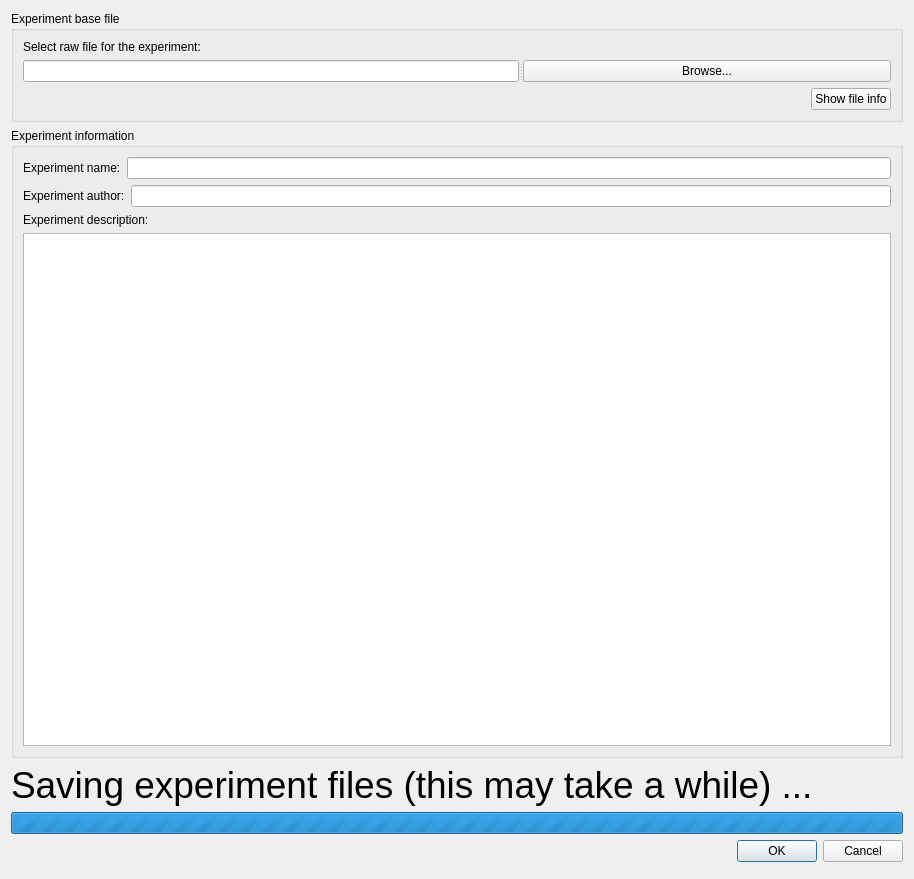
The window that hoksotin/ui/qt4Designer/createExperimentDialog.ui (cibr-jyu/meggie) describes before a commit, drawn with Qt 5.
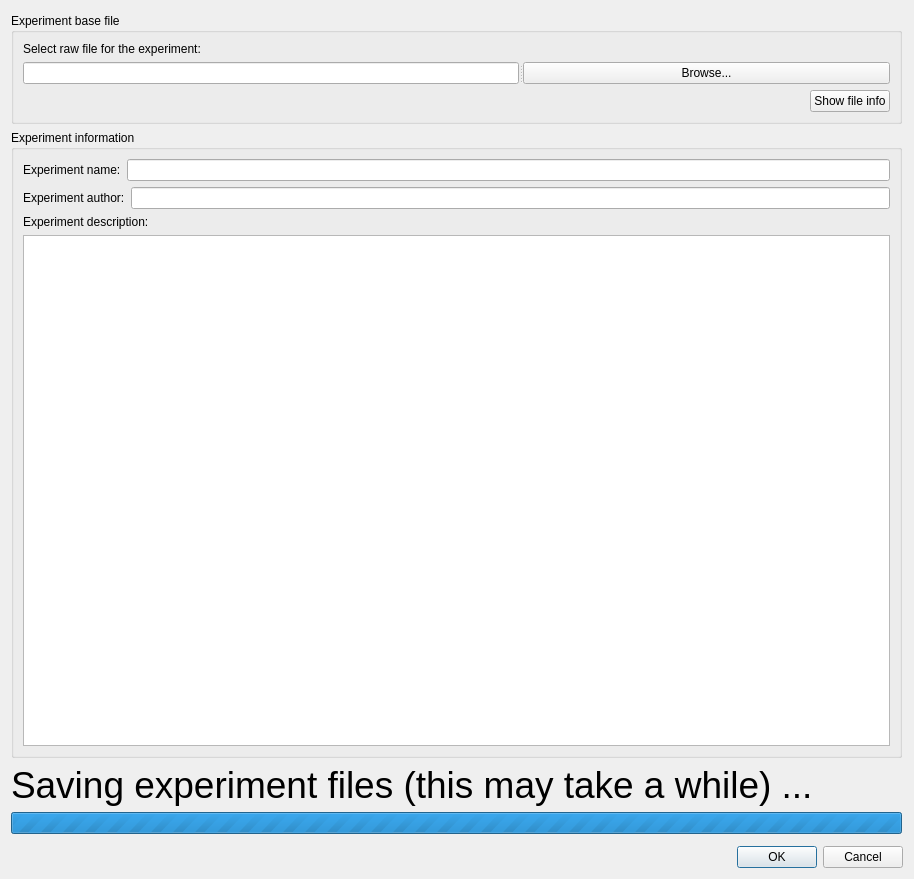
The same window after the commit.

Patch:
```diff
--- a/hoksotin/ui/qt4Designer/createExperimentDialog.ui
+++ b/hoksotin/ui/qt4Designer/createExperimentDialog.ui
@@ -17,66 +17,7 @@
    <string>Create new experiment</string>
   </property>
   <layout class="QGridLayout" name="gridLayout_3">
-   <item row="2" column="0">
-    <widget class="QLabel" name="labelCreatingExperiment">
-     <property name="font">
-      <font>
-       <pointsize>28</pointsize>
-      </font>
-     </property>
-     <property name="text">
-      <string>Saving experiment files (this may take a while) ...</string>
-     </property>
-    </widget>
-   </item>
    <item row="1" column="0">
-    <widget class="QGroupBox" name="groupBox_2">
-     <property name="title">
-      <string>Experiment information</string>
-     </property>
-     <layout class="QGridLayout" name="gridLayout_2">
-      <item row="3" column="0">
-       <widget class="QTextEdit" name="textEditDescription"/>
-      </item>
-      <item row="1" column="0">
-       <layout class="QHBoxLayout" name="horizontalLayout">
-        <item>
-         <widget class="QLabel" name="labelAuthor">
-          <property name="text">
-           <string>Experiment author:</string>
-          </property>
-         </widget>
-        </item>
-        <item>
-         <widget class="QLineEdit" name="lineEditAuthor"/>
-        </item>
-       </layout>
-      </item>
-      <item row="0" column="0">
-       <layout class="QHBoxLayout" name="horizontalLayout_2">
-        <item>
-         <widget class="QLabel" name="labelExperimentName">
-          <property name="text">
-           <string>Experiment name:</string>
-          </property>
-         </widget>
-        </item>
-        <item>
-         <widget class="QLineEdit" name="lineEditProjectName"/>
-        </item>
-       </layout>
-      </item>
-      <item row="2" column="0">
-       <widget class="QLabel" name="labelDescription">
-        <property name="text">
-         <string>Experiment description:</string>
-        </property>
-       </widget>
-      </item>
-     </layout>
-    </widget>
-   </item>
-   <item row="4" column="0">
     <widget class="QDialogButtonBox" name="cancelOkButtonBox">
      <property name="orientation">
       <enum>Qt::Horizontal</enum>
@@ -86,17 +27,40 @@
      </property>
     </widget>
    </item>
-   <item row="5" column="0">
-    <widget class="QFrame" name="frameProgressBar">
+   <item row="0" column="0">
+    <widget class="QScrollArea" name="scrollArea">
      <property name="frameShape">
-      <enum>QFrame::StyledPanel</enum>
+      <enum>QFrame::NoFrame</enum>
      </property>
-     <property name="frameShadow">
-      <enum>QFrame::Raised</enum>
+     <property name="widgetResizable">
+      <bool>true</bool>
      </property>
-    </widget>
-   </item>
-   <item row="0" column="0">
+     <widget class="QWidget" name="scrollAreaWidgetContents_2">
+      <property name="geometry">
+       <rect>
+        <x>0</x>
+        <y>0</y>
+        <width>896</width>
+        <height>832</height>
+       </rect>
+      </property>
+      <property name="minimumSize">
+       <size>
+        <width>890</width>
+        <height>825</height>
+       </size>
+      </property>
+      <widget class="QWidget" name="">
+       <property name="geometry">
+        <rect>
+         <x>0</x>
+         <y>2</y>
+         <width>891</width>
+         <height>821</height>
+        </rect>
+       </property>
+       <layout class="QVBoxLayout" name="verticalLayout_2">
+        <item>
     <layout class="QVBoxLayout" name="verticalLayout">
      <item>
       <widget class="QGroupBox" name="groupBox">
@@ -104,6 +68,19 @@
         <string>Experiment base file</string>
        </property>
        <layout class="QGridLayout" name="gridLayout">
+             <item row="1" column="0">
+              <widget class="QSplitter" name="splitter">
+               <property name="orientation">
+                <enum>Qt::Horizontal</enum>
+               </property>
+               <widget class="QLineEdit" name="FilePathLineEdit"/>
+               <widget class="QPushButton" name="browseButton">
+                <property name="text">
+                 <string>Browse...</string>
+                </property>
+               </widget>
+              </widget>
+             </item>
         <item row="2" column="0">
          <layout class="QHBoxLayout" name="horizontalLayout_3">
           <item>
@@ -135,25 +112,71 @@
           </property>
          </widget>
         </item>
+            </layout>
+           </widget>
+          </item>
+         </layout>
+        </item>
+        <item>
+         <widget class="QGroupBox" name="groupBox_2">
+          <property name="title">
+           <string>Experiment information</string>
+          </property>
+          <layout class="QGridLayout" name="gridLayout_2">
+           <item row="2" column="0">
+            <widget class="QLabel" name="labelDescription">
+             <property name="text">
+              <string>Experiment description:</string>
+             </property>
+            </widget>
+           </item>
+           <item row="0" column="0">
+            <layout class="QHBoxLayout" name="horizontalLayout_2">
+             <item>
+              <widget class="QLabel" name="labelExperimentName">
+               <property name="text">
+                <string>Experiment name:</string>
+               </property>
+              </widget>
+             </item>
+             <item>
+              <widget class="QLineEdit" name="lineEditProjectName"/>
+             </item>
+            </layout>
+           </item>
         <item row="1" column="0">
-         <widget class="QSplitter" name="splitter">
-          <property name="orientation">
-           <enum>Qt::Horizontal</enum>
-          </property>
-          <widget class="QLineEdit" name="FilePathLineEdit"/>
-          <widget class="QPushButton" name="browseButton">
+            <layout class="QHBoxLayout" name="horizontalLayout">
+             <item>
+              <widget class="QLabel" name="labelAuthor">
            <property name="text">
-            <string>Browse...</string>
-           </property>
-          </widget>
-         </widget>
-        </item>
-       </layout>
-      </widget>
+                <string>Experiment author:</string>
+               </property>
+              </widget>
+             </item>
+             <item>
+              <widget class="QLineEdit" name="lineEditAuthor"/>
      </item>
     </layout>
    </item>
    <item row="3" column="0">
+            <widget class="QTextEdit" name="textEditDescription"/>
+           </item>
+          </layout>
+         </widget>
+        </item>
+        <item>
+         <widget class="QLabel" name="labelCreatingExperiment">
+          <property name="font">
+           <font>
+            <pointsize>28</pointsize>
+           </font>
+          </property>
+          <property name="text">
+           <string>Saving experiment files (this may take a while) ...</string>
+          </property>
+         </widget>
+        </item>
+        <item>
     <widget class="QProgressBar" name="progressBarCreatingExperiment">
      <property name="maximum">
       <number>0</number>
@@ -164,11 +187,11 @@
     </widget>
    </item>
   </layout>
-  <zorder>cancelOkButtonBox</zorder>
-  <zorder>frameProgressBar</zorder>
-  <zorder>groupBox_2</zorder>
-  <zorder>labelCreatingExperiment</zorder>
-  <zorder>progressBarCreatingExperiment</zorder>
+      </widget>
+     </widget>
+    </widget>
+   </item>
+  </layout>
  </widget>
  <resources/>
  <connections>
```
Lines whose indentation alone changed are shown as unchanged.
